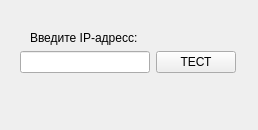
ilyababich21/NIva1, file resources/view/service/ping_requst_view.ui: the form before one commit.
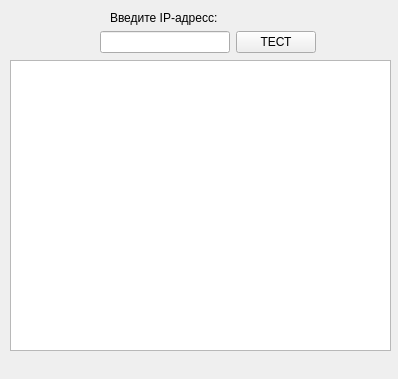
The form after the commit.

Commit message: review ui ping , delete file connection_to_db.py

Patch:
```diff
--- a/resources/view/service/ping_requst_view.ui
+++ b/resources/view/service/ping_requst_view.ui
@@ -6,8 +6,8 @@
             <rect>
                 <x>0</x>
                 <y>0</y>
-                <width>258</width>
-                <height>130</height>
+    <width>398</width>
+    <height>379</height>
             </rect>
         </property>
         <property name="windowTitle">
@@ -17,8 +17,8 @@
             <widget class="QLabel" name="ip_label">
                 <property name="geometry">
                     <rect>
-                        <x>30</x>
-                        <y>30</y>
+      <x>110</x>
+      <y>10</y>
                         <width>111</width>
                         <height>16</height>
                     </rect>
@@ -30,8 +30,8 @@
             <widget class="QWidget" name="layoutWidget">
                 <property name="geometry">
                     <rect>
-                        <x>20</x>
-                        <y>50</y>
+      <x>100</x>
+      <y>30</y>
                         <width>216</width>
                         <height>25</height>
                     </rect>
@@ -49,6 +49,16 @@
                     </item>
                 </layout>
             </widget>
+   <widget class="QTextEdit" name="textEdit">
+    <property name="geometry">
+     <rect>
+      <x>10</x>
+      <y>60</y>
+      <width>381</width>
+      <height>291</height>
+     </rect>
+    </property>
+   </widget>
         </widget>
     </widget>
     <resources/>
```
Lines whose indentation alone changed are shown as unchanged. The commit also changes 18 other files.
